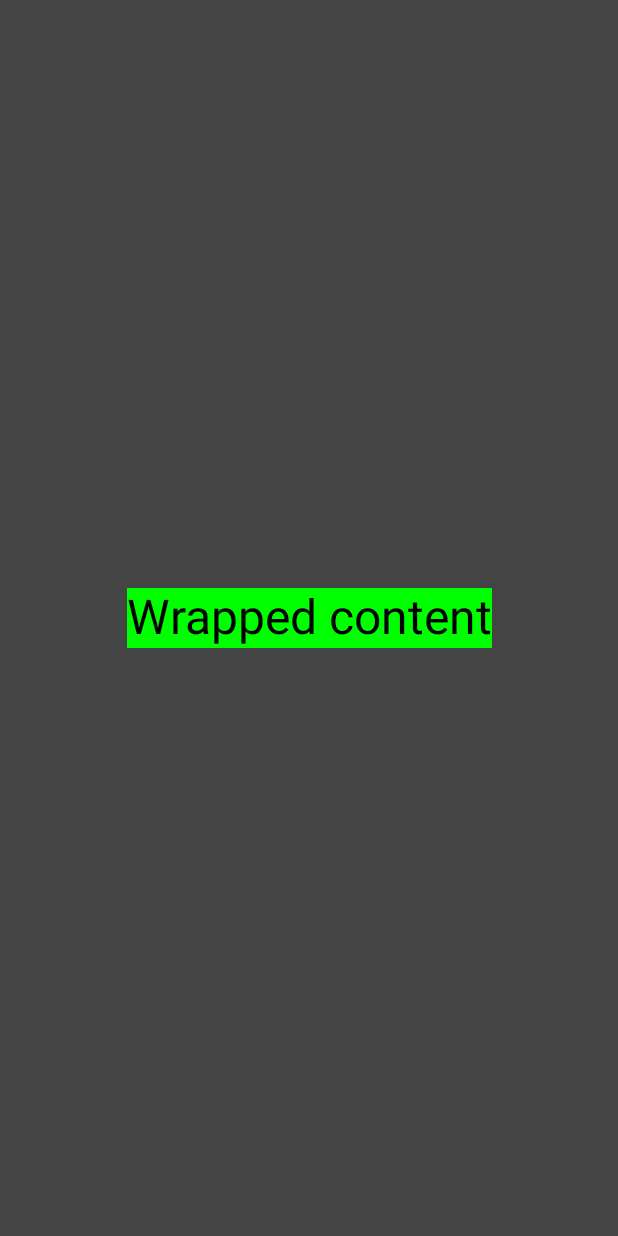
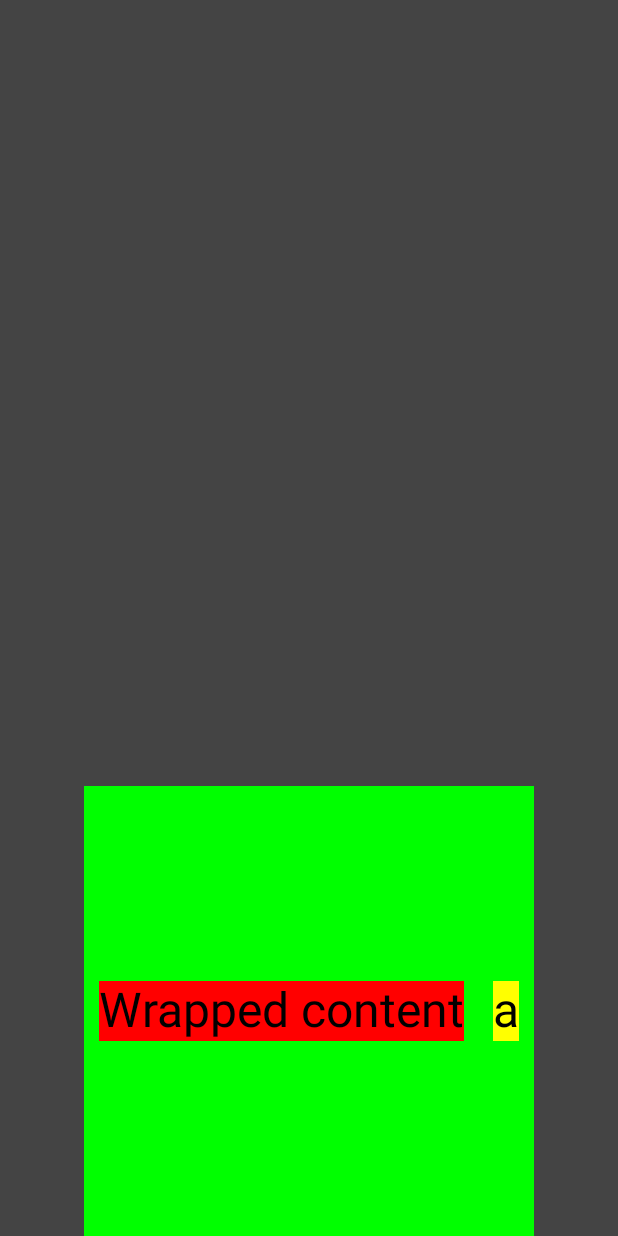
Before and after one commit to namnpse/Jetpack-Compose, an Android app built with Jetpack Compose: the screen it shows after launch (CoreUIActivity), on a phone screen of 412 x 824 dp. Run offline under Robolectric (Android 15) with nearby library versions, the phone set to English and light mode, and no system bars.

Commit message:
row composable, horizontal arrangement, vertical alignment

```diff
--- a/app/src/main/java/com/namnp/jetpack_compose/core_ui/CoreUIActivity.kt
+++ b/app/src/main/java/com/namnp/jetpack_compose/core_ui/CoreUIActivity.kt
@@ -3,15 +3,22 @@ package com.namnp.jetpack_compose.core_ui
 import android.os.Bundle
 import androidx.activity.ComponentActivity
 import androidx.activity.compose.setContent
+import androidx.compose.foundation.background
+import androidx.compose.foundation.layout.Arrangement
+import androidx.compose.foundation.layout.Row
 import androidx.compose.foundation.layout.fillMaxSize
+import androidx.compose.foundation.layout.size
+import androidx.compose.foundation.layout.width
 import androidx.compose.foundation.layout.wrapContentSize
 import androidx.compose.material3.MaterialTheme
 import androidx.compose.material3.Surface
 import androidx.compose.material3.Text
 import androidx.compose.runtime.Composable
+import androidx.compose.ui.Alignment
 import androidx.compose.ui.Modifier
 import androidx.compose.ui.graphics.Color
 import androidx.compose.ui.tooling.preview.Preview
+import androidx.compose.ui.unit.dp
 
 class CoreUIActivity : ComponentActivity() {
     override fun onCreate(savedInstanceState: Bundle?) {
@@ -31,13 +38,28 @@ fun MainScreen() {
     ) {
         Surface(
             color = Color.Green,
-            modifier = Modifier.wrapContentSize(),
+            modifier = Modifier.wrapContentSize(
+                align = Alignment.BottomCenter
+            ),
         ){
-            Text(
-                text = "Wrapped content",
+            Row(
+                modifier = Modifier.size(300.dp),
+                horizontalArrangement = Arrangement.SpaceAround,
+                verticalAlignment = Alignment.CenterVertically
+            ) {
+                Text(
+//                    color = Color.Red,
+                    modifier = Modifier.background(Color.Red),
+                    text = "Wrapped content",
 //                modifier = Modifier.wrapContentSize(), default is wrap content -> can be removed
-                style = MaterialTheme.typography.headlineLarge,
-            )
+                    style = MaterialTheme.typography.headlineLarge,
+                )
+                Text(
+                    modifier = Modifier.background(Color.Yellow),
+                    text = "a",
+                    style = MaterialTheme.typography.headlineLarge,
+                )
+            }
         }
     }
 }
```
